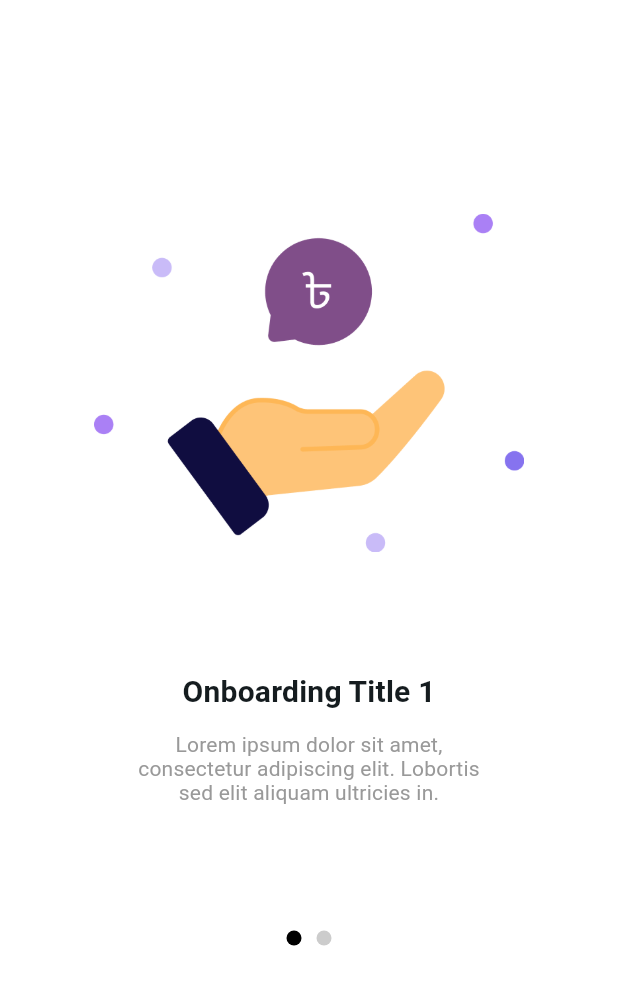
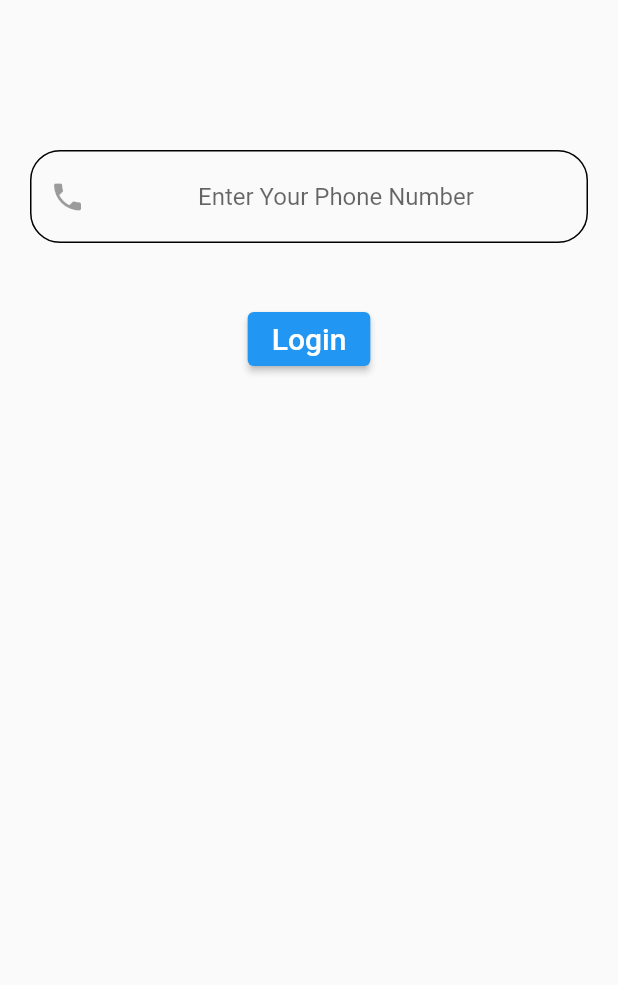
Before and after one commit to pinkyrima/hisab-app, a Flutter app: the screen it shows after launch, on a phone screen of 412 x 824 dp. Shown: the top 985 px of the screen. Run offline on Flutter 3.47's test engine with Material 2 defaults, Android fonts, the phone set to English and light mode, and no system bars; our stand-ins replace firebase_auth, firebase_core, fluttertoast; accounts and stored records are empty.

Commit message:
Doing login authentication

```diff
--- /dev/null
+++ b/lib/global_widgets/k_textfield.dart
@@ -0,0 +1,52 @@
+
+import 'package:flutter/material.dart';
+
+class KTextField extends StatefulWidget {
+  final String hintText;
+  final IconData icon;
+  final bool isPasswordField;
+  final TextEditingController controller;
+  final TextInputType type;
+
+  const KTextField({
+    Key? key,
+    required this.hintText,
+    required this.icon,
+    this.isPasswordField = false,
+    required this.controller,
+    required this.type
+  }) : super(key: key);
+
+  @override
+  _KTextFieldState createState() => _KTextFieldState();
+}
+
+class _KTextFieldState extends State<KTextField> {
+  @override
+  Widget build(BuildContext context) {
+    return Container(
+      height: 62,
+      decoration: BoxDecoration(
+          border: Border.all(),
+          //color: KColor.aliceBlue,
+          borderRadius: BorderRadius.circular(20)),
+      child: Center(
+        child: TextField(
+          controller: widget.controller,
+          obscureText: widget.isPasswordField,
+          keyboardType: widget.type,
+          textAlignVertical: TextAlignVertical.center,
+          textAlign: TextAlign.center,
+          decoration: InputDecoration(
+            prefixIcon: Icon(widget.icon,color: Colors.black38,),
+            border: OutlineInputBorder(
+                borderSide: BorderSide.none,
+                borderRadius: BorderRadius.circular(25)),
+            hintText: widget.hintText,
+           // hintStyle: KTextStyle.bodyText.copyWith(color: KColor.grayish),
+          ),
+        ),
+      ),
+    );
+  }
+}
--- a/lib/main.dart
+++ b/lib/main.dart
@@ -1,7 +1,10 @@
-import 'package:dfdflutter_app/view/screen/startup/splash_screen.dart';
+import 'package:dfdflutter_app/view/screen/auth/login_screen.dart';
+import 'package:firebase_core/firebase_core.dart';
 import 'package:flutter/material.dart';
 
-void main() {
+void main() async{
+  WidgetsFlutterBinding.ensureInitialized();
+  await Firebase.initializeApp();
   runApp(const MyApp());
 }
 
@@ -16,7 +19,7 @@ class MyApp extends StatelessWidget {
       theme: ThemeData(
         primarySwatch: Colors.blue,
       ),
-      home: const SplashScreen(),
+      home: const LogInScreen(),
     );
   }
 }
--- /dev/null
+++ b/lib/view/screen/auth/login_screen.dart
@@ -0,0 +1,142 @@
+import 'package:dfdflutter_app/global_widgets/k_textfield.dart';
+import 'package:dfdflutter_app/view/screen/home/home_screen.dart';
+import 'package:flutter/material.dart';
+import 'package:firebase_auth/firebase_auth.dart';
+import 'package:fluttertoast/fluttertoast.dart';
+
+class LogInScreen extends StatefulWidget {
+  const LogInScreen({Key? key}) : super(key: key);
+
+  @override
+  State<LogInScreen> createState() => _LogInScreenState();
+}
+
+class _LogInScreenState extends State<LogInScreen> {
+  TextEditingController numberController = TextEditingController();
+  TextEditingController otpController = TextEditingController();
+
+  FirebaseAuth auth = FirebaseAuth.instance;
+  bool otpVisibility = false;
+  User? user;
+  String verificationID = "";
+
+  @override
+  Widget build(BuildContext context) {
+    return Scaffold(
+      body: Padding(
+        padding: const EdgeInsets.symmetric(horizontal: 20.0),
+        child: Column(
+          children: [
+            const SizedBox(
+              height: 100,
+            ),
+            KTextField(
+                hintText: 'Enter Your Phone Number',
+                icon: Icons.phone,
+                controller: numberController,
+                type: TextInputType.number),
+            const SizedBox(
+              height: 20,
+            ),
+            Visibility(
+              child: TextField(
+                controller: otpController,
+                decoration: const InputDecoration(
+                  hintText: 'OTP',
+                  prefix: Padding(
+                    padding: EdgeInsets.all(4),
+                    child: Text(''),
+                  ),
+                ),
+                maxLength: 6,
+                keyboardType: TextInputType.number,
+              ),
+              visible: otpVisibility,
+            ),
+            const SizedBox(
+              height: 20,
+            ),
+            ElevatedButton(
+                onPressed: () {
+                  if (otpVisibility) {
+                    verifyOTP();
+                  } else {
+                    loginWithPhone();
+                  }
+                },
+                child: Text(
+                  otpVisibility ? "Verify" : "Login",
+                  style: const TextStyle(
+                    color: Colors.white,
+                    fontSize: 20,
+                  ),
+                ))
+          ],
+        ),
+      ),
+    );
+  }
+
+  void loginWithPhone() async {
+    auth.verifyPhoneNumber(
+      phoneNumber: "+880" + numberController.text,
+      verificationCompleted: (PhoneAuthCredential credential) async {
+        await auth.signInWithCredential(credential).then((value) {
+          print("You are logged in successfully");
+        });
+      },
+      verificationFailed: (FirebaseAuthException e) {
+        print(e.message);
+      },
+      codeSent: (String verificationId, int? resendToken) {
+        otpVisibility = true;
+        verificationID = verificationId;
+        setState(() {});
+      },
+      codeAutoRetrievalTimeout: (String verificationId) {},
+    );
+  }
+
+  void verifyOTP() async {
+    PhoneAuthCredential credential = PhoneAuthProvider.credential(
+        verificationId: verificationID, smsCode: otpController.text);
+
+    await auth.signInWithCredential(credential).then(
+      (value) {
+        setState(() {
+          user = FirebaseAuth.instance.currentUser;
+        });
+      },
+    ).whenComplete(
+      () {
+        if (user != null) {
+          Fluttertoast.showToast(
+            msg: "You are logged in successfully",
+            toastLength: Toast.LENGTH_SHORT,
+            gravity: ToastGravity.BOTTOM,
+            timeInSecForIosWeb: 1,
+            backgroundColor: Colors.red,
+            textColor: Colors.white,
+            fontSize: 16.0,
+          );
+          Navigator.pushReplacement(
+            context,
+            MaterialPageRoute(
+              builder: (context) => const HomeScreen(),
+            ),
+          );
+        } else {
+          Fluttertoast.showToast(
+            msg: "your login is failed",
+            toastLength: Toast.LENGTH_SHORT,
+            gravity: ToastGravity.BOTTOM,
+            timeInSecForIosWeb: 1,
+            backgroundColor: Colors.red,
+            textColor: Colors.white,
+            fontSize: 16.0,
+          );
+        }
+      },
+    );
+  }
+}
--- a/lib/view/screen/startup/onboarding_screen.dart
+++ b/lib/view/screen/startup/onboarding_screen.dart
@@ -13,13 +13,13 @@ class _OnBoardingScreenState extends State<OnBoardingScreen> {
   int _currentPage = 0;
 
   final List<Widget> list = [
-    SliderScreen(
+    const SliderScreen(
       title: 'Onboarding Title 1',
       subTitle:
           'Lorem ipsum dolor sit amet,\nconsectetur adipiscing elit. Lobortis\nsed elit aliquam ultricies in.',
       backgroundImage: 'assets/images/onboardingImg1.png',
     ),
-    SliderScreen(
+    const SliderScreen(
       title: 'Onboarding Title 2',
       subTitle:
           'Lorem ipsum dolor sit amet,\nconsectetur adipiscing elit. Lobortis\nsed elit aliquam ultricies in.',
@@ -58,7 +58,7 @@ class _OnBoardingScreenState extends State<OnBoardingScreen> {
               controller: _controller,
               scrollDirection: Axis.horizontal,
               itemCount: list.length,
-              physics: BouncingScrollPhysics(),
+              physics: const BouncingScrollPhysics(),
               onPageChanged: onChanged,
               itemBuilder: (context, int index) {
                 return list[index];
@@ -69,12 +69,12 @@ class _OnBoardingScreenState extends State<OnBoardingScreen> {
             mainAxisAlignment: MainAxisAlignment.center,
             children: List<Widget>.generate(list.length, (int index) {
               return AnimatedContainer(
-                duration: Duration(milliseconds: 300),
+                duration: const Duration(milliseconds: 300),
                 height:  10
                     ,
                 width: 10
                     ,
-                margin: EdgeInsets.symmetric(horizontal: 5, vertical: 20),
+                margin: const EdgeInsets.symmetric(horizontal: 5, vertical: 20),
                 decoration: BoxDecoration(
                     borderRadius: BorderRadius.circular(20),
                     color: (index == _currentPage ||
@@ -110,7 +110,6 @@ class SliderScreen extends StatelessWidget {
   @override
   Widget build(BuildContext context) {
     var _height = MediaQuery.of(context).size.height;
-    var _width = MediaQuery.of(context).size.width;
     return SafeArea(
       child: Column(
         children: [
--- a/lib/view/style/k_textStyle.dart
+++ b/lib/view/style/k_textStyle.dart
@@ -3,80 +3,80 @@ import 'package:flutter/material.dart';
 import 'k_color.dart';
 
 class KTextStyle {
-  static TextStyle headline2 = TextStyle(
+  static TextStyle headline2 = const TextStyle(
     color: KColor.secondary,
     fontSize: 34,
     fontWeight: FontWeight.w300,
   );
-  static TextStyle headline3 = TextStyle(
+  static TextStyle headline3 = const TextStyle(
     color: KColor.white,
     fontSize: 30,
     fontWeight: FontWeight.w600,
   );
-  static TextStyle headline4 = TextStyle(
+  static TextStyle headline4 = const TextStyle(
     color: KColor.secondary,
     fontSize: 30,
     fontWeight: FontWeight.w500,
   );
 
-  static TextStyle headline5 = TextStyle(
+  static TextStyle headline5 = const TextStyle(
     color: KColor.secondary,
     fontSize: 26,
     fontWeight: FontWeight.bold,
   );
-  static TextStyle headline6 = TextStyle(
+  static TextStyle headline6 = const TextStyle(
     color: KColor.white,
     fontSize: 24,
     fontWeight: FontWeight.w500,
   );
-  static TextStyle headline7 = TextStyle(
+  static TextStyle headline7 = const TextStyle(
     color: KColor.secondary,
     fontSize: 22,
     fontWeight: FontWeight.bold,
   );
-  static TextStyle headline8 = TextStyle(
+  static TextStyle headline8 = const TextStyle(
     color: KColor.secondary,
     fontSize: 20,
     fontWeight: FontWeight.w600,
     letterSpacing: 0.15,
   );
-  static TextStyle subTitle1 = TextStyle(
+  static TextStyle subTitle1 = const TextStyle(
     color: KColor.whisper,
     fontSize: 16,
     fontWeight: FontWeight.normal,
     letterSpacing: 0.15,
   );
-  static TextStyle bodyText = TextStyle(
+  static TextStyle bodyText = const TextStyle(
     color: KColor.grey,
     fontSize: 16,
     fontWeight: FontWeight.w500,
     letterSpacing: 0.15,
   );
-  static TextStyle bodyText2 = TextStyle(
+  static TextStyle bodyText2 = const TextStyle(
     color: KColor.grey,
     fontSize: 14,
     fontWeight: FontWeight.normal,
     letterSpacing: 0.15,
   );
-  static TextStyle button = TextStyle(
+  static TextStyle button = const TextStyle(
     color: KColor.primary,
     fontSize: 14,
     fontWeight: FontWeight.w500,
     letterSpacing: 1.25,
   );
-  static TextStyle caption = TextStyle(
+  static TextStyle caption = const TextStyle(
     color: KColor.grey,
     fontSize: 12,
     fontWeight: FontWeight.normal,
     letterSpacing: 0.4,
   );
-  static TextStyle caption1 = TextStyle(
+  static TextStyle caption1 = const TextStyle(
     color: KColor.secondary,
     fontSize: 12,
     fontWeight: FontWeight.w500,
     letterSpacing: 0.4,
   );
-  static TextStyle overLine = TextStyle(
+  static TextStyle overLine = const TextStyle(
     color: KColor.secondary,
     fontSize: 10,
     fontWeight: FontWeight.normal,
```
Also changed, not shown: lib/global_widgets/k_button.dart (added, +33 -0 lines), lib/global_widgets/k_verification_textfield.dart (added, +47 -0 lines), lib/view/screen/home/home_screen.dart (added, +12 -0 lines), pubspec.yaml (+5 -5 lines), pubspec.lock, 3 other files.
